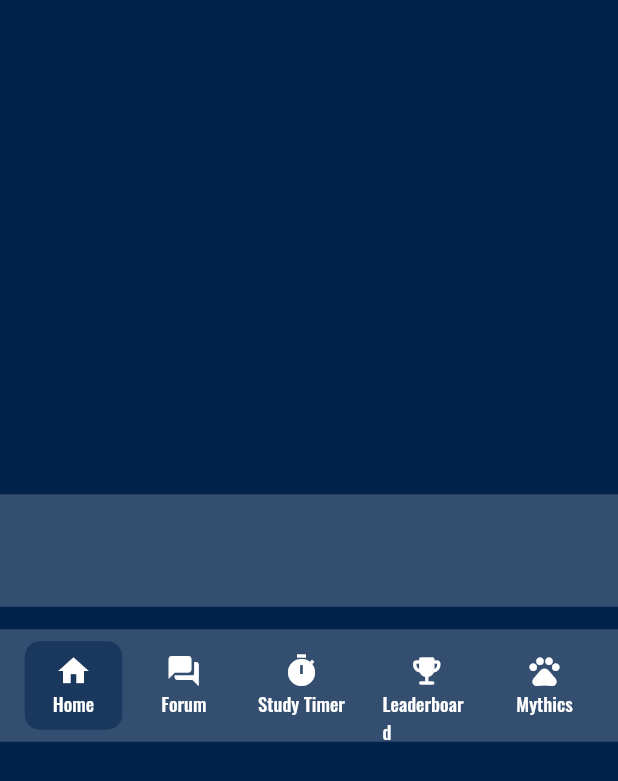
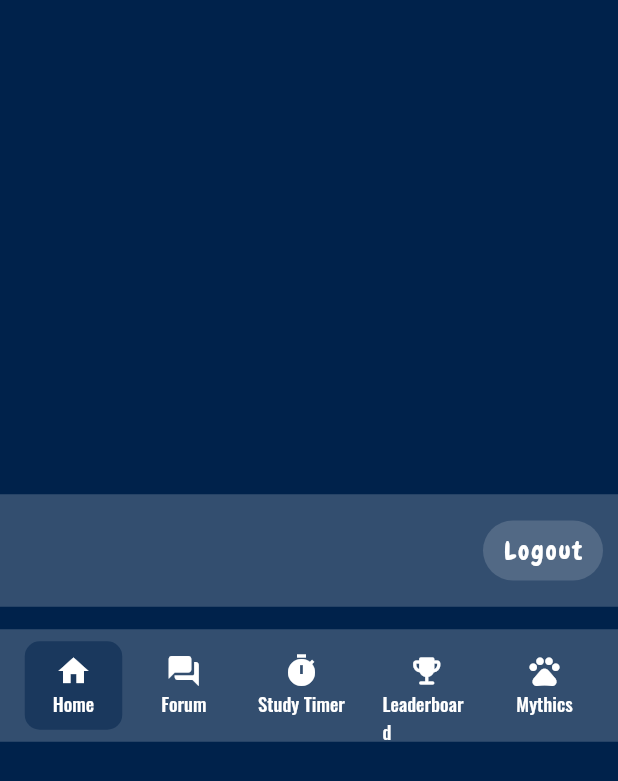
Before and after one commit to ruiqi7/study_wyth_me, a Flutter app: the screen it shows once a user with an empty profile is signed in, on a phone screen of 412 x 824 dp. Shown: the top 781 px of the screen. Run offline on Flutter 3.47's test engine with Material 2 defaults, Android fonts, the phone set to English and light mode, and no system bars; our stand-ins replace firebase_auth, firebase_core, flutter_spinkit; accounts and stored records are empty.

Commit message:
Added Logout Button

```diff
--- a/study_wyth_me/lib/pages/authentication_wrapper.dart
+++ b/study_wyth_me/lib/pages/authentication_wrapper.dart
@@ -14,8 +14,8 @@ class AuthenticationWrapper extends StatelessWidget {
 
     if (customUser == null) { // user is signed out
       return const MainMenu();
-    } else {
-      return const Home(); // change to Home() later
+    } else { // user is signed in
+      return const Home();
     }
   }
 }
--- a/study_wyth_me/lib/pages/home.dart
+++ b/study_wyth_me/lib/pages/home.dart
@@ -1,6 +1,7 @@
 import 'package:flutter/material.dart';
 import 'package:study_wyth_me/models/constants.dart';
 import 'package:study_wyth_me/models/bar_widgets.dart';
+import 'package:study_wyth_me/services/authentication.dart';
 
 class Home extends StatefulWidget {
   const Home({Key? key}) : super(key: key);
@@ -26,8 +27,37 @@ class _HomeState extends State<Home> {
                 Expanded(
                   child: Container(
                     color: whiteOpacity20,
-                    height: 75.0
-                  )
+                    height: 75.0,
+                    child: Row(
+                      mainAxisAlignment: MainAxisAlignment.end,
+                      children: <Widget> [
+                        Padding(
+                          padding: const EdgeInsets.symmetric(horizontal: 10.0),
+                          child: Container(
+                            width: 80,
+                            height: 40,
+                            decoration: largeRadiusRoundedBox,
+                            child: TextButton(
+                              child: const Text('Logout'),
+                              style: TextButton.styleFrom(
+                                padding: const EdgeInsets.all(5.0),
+                                primary: Colors.white,
+                                textStyle: const TextStyle(
+                                    fontSize: 16.0,
+                                    color: Colors.white,
+                                    letterSpacing: 1.5,
+                                    fontFamily: 'Chewy'
+                                ),
+                              ),
+                              onPressed: () async {
+                                await Authentication().customSignOut();
+                              },
+                            ),
+                          ),
+                        )
+                      ],
+                    ),
+                  ),
                 ),
               ]
             ),
```
Also changed, not shown: study_wyth_me/lib/models/custom_text_widgets.dart (+4 -4 lines), study_wyth_me/lib/pages/about.dart (+4 -4 lines), study_wyth_me/lib/pages/main_menu.dart (+4 -4 lines), study_wyth_me/lib/pages/sign_in.dart (indentation only).
